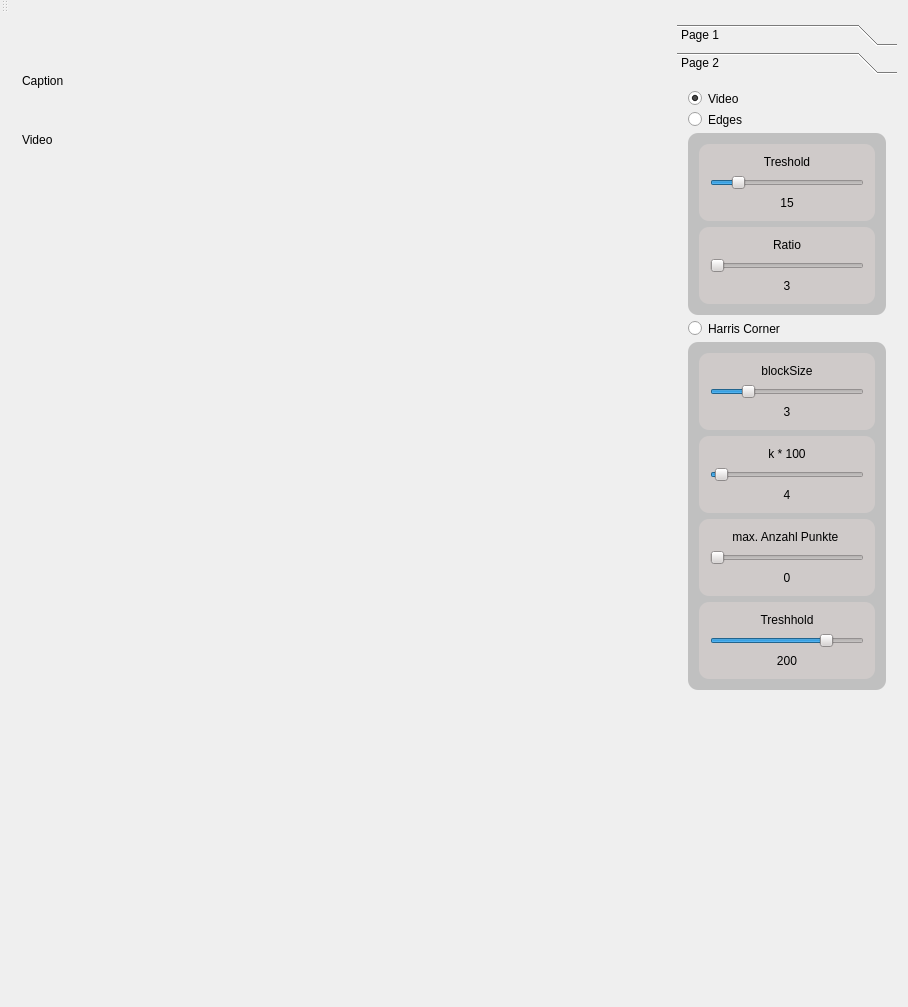
The window that mainwindow.ui (TanteTroll/opencv_test) describes before a commit, drawn with Qt 5.
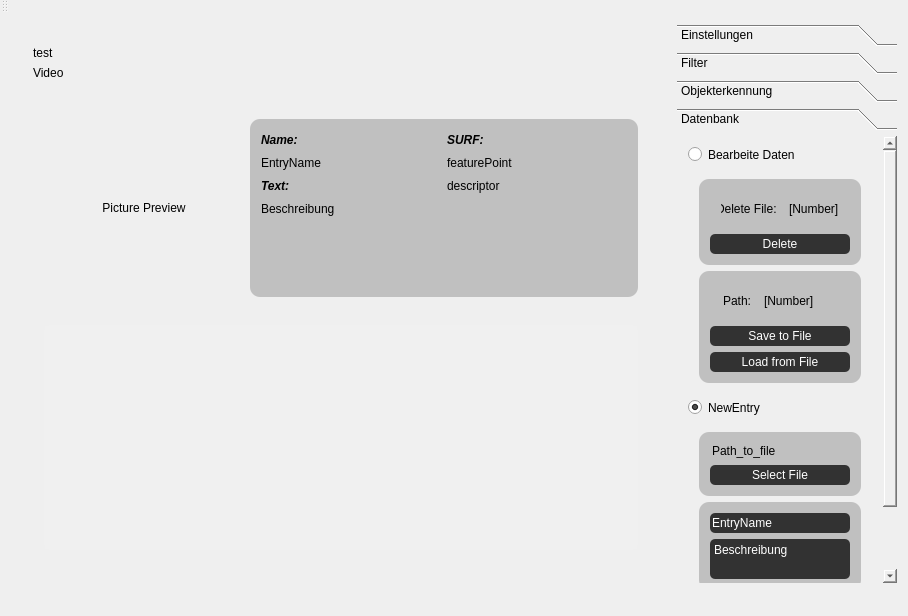
The same window after the commit.

The edit to the form file:
```diff
--- a/mainwindow.ui
+++ b/mainwindow.ui
@@ -7,9 +7,15 @@
     <x>0</x>
     <y>0</y>
     <width>908</width>
-    <height>1007</height>
+    <height>616</height>
    </rect>
   </property>
+  <property name="sizePolicy">
+   <sizepolicy hsizetype="Minimum" vsizetype="Minimum">
+    <horstretch>0</horstretch>
+    <verstretch>0</verstretch>
+   </sizepolicy>
+  </property>
   <property name="windowTitle">
    <string>MainWindow</string>
   </property>
@@ -29,31 +35,237 @@
    <layout class="QHBoxLayout" name="horizontalLayout" stretch="9,3">
     <item>
      <widget class="QWidget" name="widget" native="true">
-      <layout class="QVBoxLayout" name="verticalLayout" stretch="1,9">
+      <layout class="QVBoxLayout" name="verticalLayout" stretch="0,0">
        <item>
-        <widget class="QLabel" name="label_caption">
-         <property name="maximumSize">
-          <size>
-           <width>16777215</width>
-           <height>16777215</height>
-          </size>
-         </property>
-         <property name="text">
-          <string>Caption</string>
-         </property>
+        <widget class="QWidget" name="ContentWidget_Video" native="true">
+         <layout class="QVBoxLayout" name="verticalLayout_17">
+          <item>
+           <widget class="QLabel" name="label_caption">
+            <property name="maximumSize">
+             <size>
+              <width>16777215</width>
+              <height>16777215</height>
+             </size>
+            </property>
+            <property name="text">
+             <string>test</string>
+            </property>
+           </widget>
+          </item>
+          <item>
+           <widget class="QLabel" name="label_image">
+            <property name="frameShadow">
+             <enum>QFrame::Sunken</enum>
+            </property>
+            <property name="text">
+             <string>Video</string>
+            </property>
+            <property name="alignment">
+             <set>Qt::AlignLeading|Qt::AlignLeft|Qt::AlignTop</set>
+            </property>
+           </widget>
+          </item>
+         </layout>
         </widget>
        </item>
        <item>
-        <widget class="QLabel" name="label_image">
-         <property name="frameShadow">
-          <enum>QFrame::Sunken</enum>
-         </property>
-         <property name="text">
-          <string>Video</string>
-         </property>
-         <property name="alignment">
-          <set>Qt::AlignLeading|Qt::AlignLeft|Qt::AlignTop</set>
-         </property>
+        <widget class="QWidget" name="ContentWidget_Data" native="true">
+         <layout class="QVBoxLayout" name="verticalLayout_19">
+          <item>
+           <widget class="QWidget" name="DBView_SingleEntry" native="true">
+            <property name="minimumSize">
+             <size>
+              <width>0</width>
+              <height>200</height>
+             </size>
+            </property>
+            <property name="maximumSize">
+             <size>
+              <width>16777215</width>
+              <height>200</height>
+             </size>
+            </property>
+            <layout class="QGridLayout" name="gridLayout">
+             <item row="0" column="0">
+              <widget class="QLabel" name="DBView_SingleEntry_Picture">
+               <property name="minimumSize">
+                <size>
+                 <width>0</width>
+                 <height>0</height>
+                </size>
+               </property>
+               <property name="maximumSize">
+                <size>
+                 <width>200</width>
+                 <height>200</height>
+                </size>
+               </property>
+               <property name="text">
+                <string>Picture Preview</string>
+               </property>
+               <property name="alignment">
+                <set>Qt::AlignCenter</set>
+               </property>
+              </widget>
+             </item>
+             <item row="0" column="1">
+              <widget class="QWidget" name="DBView_SingleEntry_Data" native="true">
+               <property name="enabled">
+                <bool>true</bool>
+               </property>
+               <property name="maximumSize">
+                <size>
+                 <width>16777215</width>
+                 <height>200</height>
+                </size>
+               </property>
+               <property name="styleSheet">
+                <string notr="true">background-color: #C0C0C0;
+border-radius: 10px;</string>
+               </property>
+               <layout class="QGridLayout" name="gridLayout_2">
+                <property name="sizeConstraint">
+                 <enum>QLayout::SetDefaultConstraint</enum>
+                </property>
+                <item row="0" column="0">
+                 <widget class="QLabel" name="DBView_SingleEntry_Data_Namelabel">
+                  <property name="minimumSize">
+                   <size>
+                    <width>0</width>
+                    <height>20</height>
+                   </size>
+                  </property>
+                  <property name="font">
+                   <font>
+                    <weight>75</weight>
+                    <italic>true</italic>
+                    <bold>true</bold>
+                   </font>
+                  </property>
+                  <property name="text">
+                   <string>Name:</string>
+                  </property>
+                 </widget>
+                </item>
+                <item row="1" column="0">
+                 <widget class="QLabel" name="DBView_SingleEntry_Data_Name">
+                  <property name="text">
+                   <string>EntryName</string>
+                  </property>
+                 </widget>
+                </item>
+                <item row="2" column="0">
+                 <widget class="QLabel" name="DBView_SingleEntry_Data_textlabel">
+                  <property name="minimumSize">
+                   <size>
+                    <width>0</width>
+                    <height>20</height>
+                   </size>
+                  </property>
+                  <property name="font">
+                   <font>
+                    <weight>75</weight>
+                    <italic>true</italic>
+                    <bold>true</bold>
+                   </font>
+                  </property>
+                  <property name="text">
+                   <string>Text:</string>
+                  </property>
+                 </widget>
+                </item>
+                <item row="2" column="1">
+                 <widget class="QLabel" name="DBView_SingleEntry_Data_SURFDESC">
+                  <property name="text">
+                   <string>descriptor</string>
+                  </property>
+                 </widget>
+                </item>
+                <item row="3" column="0">
+                 <widget class="QLabel" name="DBView_SingleEntry_Data_Text">
+                  <property name="text">
+                   <string>Beschreibung</string>
+                  </property>
+                 </widget>
+                </item>
+                <item row="0" column="1">
+                 <widget class="QLabel" name="DBView_SingleEntry_Data_SURFlabel">
+                  <property name="minimumSize">
+                   <size>
+                    <width>0</width>
+                    <height>20</height>
+                   </size>
+                  </property>
+                  <property name="font">
+                   <font>
+                    <weight>75</weight>
+                    <italic>true</italic>
+                    <bold>true</bold>
+                   </font>
+                  </property>
+                  <property name="frameShape">
+                   <enum>QFrame::Box</enum>
+                  </property>
+                  <property name="frameShadow">
+                   <enum>QFrame::Raised</enum>
+                  </property>
+                  <property name="midLineWidth">
+                   <number>1</number>
+                  </property>
+                  <property name="text">
+                   <string>SURF:</string>
+                  </property>
+                 </widget>
+                </item>
+                <item row="1" column="1">
+                 <widget class="QLabel" name="DBView_SingleEntry_Data_SURFFP">
+                  <property name="text">
+                   <string>featurePoint</string>
+                  </property>
+                 </widget>
+                </item>
+                <item row="4" column="0">
+                 <spacer name="verticalSpacer_7">
+                  <property name="orientation">
+                   <enum>Qt::Vertical</enum>
+                  </property>
+                  <property name="sizeHint" stdset="0">
+                   <size>
+                    <width>20</width>
+                    <height>40</height>
+                   </size>
+                  </property>
+                 </spacer>
+                </item>
+               </layout>
+              </widget>
+             </item>
+            </layout>
+           </widget>
+          </item>
+          <item>
+           <widget class="QWidget" name="DBView_DB" native="true">
+            <layout class="QVBoxLayout" name="verticalLayout_20">
+             <item>
+              <widget class="QTableWidget" name="tableWidget">
+               <property name="sizePolicy">
+                <sizepolicy hsizetype="Minimum" vsizetype="Expanding">
+                 <horstretch>0</horstretch>
+                 <verstretch>0</verstretch>
+                </sizepolicy>
+               </property>
+               <property name="styleSheet">
+                <string notr="true">background-color: #F0F0F0;</string>
+               </property>
+               <property name="frameShape">
+                <enum>QFrame::NoFrame</enum>
+               </property>
+              </widget>
+             </item>
+            </layout>
+           </widget>
+          </item>
+         </layout>
         </widget>
        </item>
       </layout>
@@ -73,6 +285,19 @@
       <property name="contextMenuPolicy">
        <enum>Qt::NoContextMenu</enum>
       </property>
+      <property name="styleSheet">
+       <string notr="true">background: qlineargradient(x1: 0, y1: 0, x2: 0, y2: 1,
+stop: 0 #E1E1E1, stop: 0.4 #DDDDDD,
+stop: 0.5 #D8D8D8, stop: 1.0 #D3D3D3);
+border-radius: 5px;
+
+
+QToolBox::tab:selected {
+color: black;
+}
+
+</string>
+      </property>
       <property name="frameShape">
        <enum>QFrame::WinPanel</enum>
       </property>
@@ -80,9 +305,9 @@
        <enum>QFrame::Raised</enum>
       </property>
       <property name="currentIndex">
-       <number>1</number>
+       <number>3</number>
       </property>
-      <widget class="QWidget" name="page">
+      <widget class="QWidget" name="page_settings">
        <property name="geometry">
         <rect>
          <x>0</x>
@@ -92,7 +317,7 @@
         </rect>
        </property>
        <attribute name="label">
-        <string>Page 1</string>
+        <string>Einstellungen</string>
        </attribute>
        <layout class="QVBoxLayout" name="verticalLayout_2" stretch="0,1,1,1,0,0,0,10">
         <property name="sizeConstraint">
@@ -239,12 +464,12 @@
         <rect>
          <x>0</x>
          <y>0</y>
-         <width>221</width>
-         <height>884</height>
+         <width>204</width>
+         <height>615</height>
         </rect>
        </property>
        <attribute name="label">
-        <string>Page 2</string>
+        <string>Filter</string>
        </attribute>
        <layout class="QVBoxLayout" name="verticalLayout_3">
         <item>
@@ -273,7 +498,7 @@
            <string notr="true">background-color: #C0C0C0;
 border-radius: 10px;</string>
           </property>
-          <layout class="QVBoxLayout" name="verticalLayout_4">
+          <layout class="QVBoxLayout" name="verticalLayout_7">
            <item>
             <widget class="QWidget" name="widget_3" native="true">
              <property name="styleSheet">
@@ -282,7 +507,56 @@
              </property>
              <layout class="QVBoxLayout" name="verticalLayout_6">
               <item>
-               <widget class="QLabel" name="label_6">
+               <widget class="QLabel" name="label_9">
+                <property name="text">
+                 <string>ratio</string>
+                </property>
+                <property name="alignment">
+                 <set>Qt::AlignCenter</set>
+                </property>
+               </widget>
+              </item>
+              <item>
+               <widget class="QSlider" name="edges_ratio">
+                <property name="minimum">
+                 <number>3</number>
+                </property>
+                <property name="maximum">
+                 <number>10</number>
+                </property>
+                <property name="value">
+                 <number>3</number>
+                </property>
+                <property name="orientation">
+                 <enum>Qt::Horizontal</enum>
+                </property>
+               </widget>
+              </item>
+              <item>
+               <widget class="QLabel" name="Harris_Treshold_label_2">
+                <property name="styleSheet">
+                 <string notr="true"/>
+                </property>
+                <property name="text">
+                 <string>3</string>
+                </property>
+                <property name="alignment">
+                 <set>Qt::AlignCenter</set>
+                </property>
+               </widget>
+              </item>
+             </layout>
+            </widget>
+           </item>
+           <item>
+            <widget class="QWidget" name="widget_10" native="true">
+             <property name="styleSheet">
+              <string notr="true">background-color: #CFCAC9;
+border-radius: 10px;</string>
+             </property>
+             <layout class="QVBoxLayout" name="verticalLayout_16">
+              <item>
+               <widget class="QLabel" name="label_13">
                 <property name="text">
                  <string>Treshold</string>
                 </property>
@@ -293,60 +567,14 @@
               </item>
               <item>
                <widget class="QSlider" name="Edges_Threshold">
-                <property name="maximum">
-                 <number>100</number>
-                </property>
-                <property name="value">
-                 <number>15</number>
-                </property>
-                <property name="orientation">
-                 <enum>Qt::Horizontal</enum>
-                </property>
-               </widget>
-              </item>
-              <item>
-               <widget class="QLabel" name="Edge_Treshold_label">
-                <property name="styleSheet">
-                 <string notr="true"/>
-                </property>
-                <property name="text">
-                 <string>15</string>
-                </property>
-                <property name="alignment">
-                 <set>Qt::AlignCenter</set>
-                </property>
-               </widget>
-              </item>
-             </layout>
-            </widget>
-           </item>
-           <item>
-            <widget class="QWidget" name="widget_4" native="true">
-             <property name="styleSheet">
-              <string notr="true">background-color: #CFCAC9;
-border-radius: 10px;</string>
-             </property>
-             <layout class="QVBoxLayout" name="verticalLayout_7">
-              <item>
-               <widget class="QLabel" name="label_7">
-                <property name="text">
-                 <string>Ratio</string>
-                </property>
-                <property name="alignment">
-                 <set>Qt::AlignCenter</set>
-                </property>
-               </widget>
-              </item>
-              <item>
-               <widget class="QSlider" name="edges_ratio">
                 <property name="minimum">
-                 <number>3</number>
+                 <number>1</number>
                 </property>
                 <property name="maximum">
                  <number>10</number>
                 </property>
                 <property name="value">
-                 <number>3</number>
+                 <number>4</number>
                 </property>
                 <property name="orientation">
                  <enum>Qt::Horizontal</enum>
@@ -354,9 +582,9 @@
                </widget>
               </item>
               <item>
-               <widget class="QLabel" name="edges_ratio_label">
+               <widget class="QLabel" name="Harris_ratio_label_5">
                 <property name="text">
-                 <string>3</string>
+                 <string>4</string>
                 </property>
                 <property name="alignment">
                  <set>Qt::AlignCenter</set>
@@ -597,6 +825,510 @@
         </item>
        </layout>
       </widget>
+      <widget class="QWidget" name="page_objektrec">
+       <property name="geometry">
+        <rect>
+         <x>0</x>
+         <y>0</y>
+         <width>221</width>
+         <height>439</height>
+        </rect>
+       </property>
+       <attribute name="label">
+        <string>Objekterkennung</string>
+       </attribute>
+       <layout class="QVBoxLayout" name="verticalLayout_9">
+        <item>
+         <widget class="QToolBox" name="toolBox_2">
+          <property name="styleSheet">
+           <string notr="true">background-color: #C5C5C5;
+border-radius: 5px;</string>
+          </property>
+          <property name="currentIndex">
+           <number>1</number>
+          </property>
+          <widget class="QWidget" name="page">
+           <property name="geometry">
+            <rect>
+             <x>0</x>
+             <y>0</y>
+             <width>203</width>
+             <height>367</height>
+            </rect>
+           </property>
+           <attribute name="label">
+            <string>Anzeige</string>
+           </attribute>
+           <layout class="QVBoxLayout" name="verticalLayout_13">
+            <item>
+             <widget class="QRadioButton" name="radioButton">
+              <property name="text">
+               <string>Video</string>
+              </property>
+             </widget>
+            </item>
+            <item>
+             <widget class="QRadioButton" name="radioButton_2">
+              <property name="text">
+               <string>Feature Points</string>
+              </property>
+             </widget>
+            </item>
+            <item>
+             <widget class="QRadioButton" name="radioButton_3">
+              <property name="text">
+               <string>Feature Discriptor</string>
+              </property>
+             </widget>
+            </item>
+            <item>
+             <widget class="QRadioButton" name="radioButton_4">
+              <property name="text">
+               <string>Komperator</string>
+              </property>
+             </widget>
+            </item>
+            <item>
+             <spacer name="verticalSpacer_4">
+              <property name="orientation">
+               <enum>Qt::Vertical</enum>
+              </property>
+              <property name="sizeHint" stdset="0">
+               <size>
+                <width>20</width>
+                <height>40</height>
+               </size>
+              </property>
+             </spacer>
+            </item>
+           </layout>
+          </widget>
+          <widget class="QWidget" name="page_4">
+           <property name="geometry">
+            <rect>
+             <x>0</x>
+             <y>0</y>
+             <width>203</width>
+             <height>367</height>
+            </rect>
+           </property>
+           <attribute name="label">
+            <string>Feature Points</string>
+           </attribute>
+           <layout class="QVBoxLayout" name="verticalLayout_14">
+            <item>
+             <widget class="QRadioButton" name="radioButton_5">
+              <property name="text">
+               <string>SURF</string>
+              </property>
+             </widget>
+            </item>
+            <item>
+             <widget class="QWidget" name="surf_hide" native="true">
+              <property name="autoFillBackground">
+               <bool>false</bool>
+              </property>
+              <property name="styleSheet">
+               <string notr="true">background-color: #C0C0C0;
+border-radius: 10px;</string>
+              </property>
+              <layout class="QVBoxLayout" name="verticalLayout_4">
+               <item>
+                <widget class="QWidget" name="widget_3" native="true">
+                 <property name="styleSheet">
+                  <string notr="true">background-color: #CFCAC9;
+border-radius: 10px;</string>
+                 </property>
+                 <layout class="QVBoxLayout" name="verticalLayout_6">
+                  <item>
+                   <widget class="QLabel" name="label_6">
+                    <property name="text">
+                     <string>min Hessian</string>
+                    </property>
+                    <property name="alignment">
+                     <set>Qt::AlignCenter</set>
+                    </property>
+                   </widget>
+                  </item>
+                  <item>
+                   <widget class="QSlider" name="slider">
+                    <property name="maximum">
+                     <number>1000</number>
+                    </property>
+                    <property name="value">
+                     <number>400</number>
+                    </property>
+                    <property name="orientation">
+                     <enum>Qt::Horizontal</enum>
+                    </property>
+                   </widget>
+                  </item>
+                  <item>
+                   <widget class="QLabel" name="Edge_Treshold_label">
+                    <property name="styleSheet">
+                     <string notr="true"/>
+                    </property>
+                    <property name="text">
+                     <string>400</string>
+                    </property>
+                    <property name="alignment">
+                     <set>Qt::AlignCenter</set>
+                    </property>
+                   </widget>
+                  </item>
+                 </layout>
+                </widget>
+               </item>
+              </layout>
+             </widget>
+            </item>
+            <item>
+             <spacer name="verticalSpacer_5">
+              <property name="orientation">
+               <enum>Qt::Vertical</enum>
+              </property>
+              <property name="sizeHint" stdset="0">
+               <size>
+                <width>20</width>
+                <height>40</height>
+               </size>
+              </property>
+             </spacer>
+            </item>
+           </layout>
+          </widget>
+         </widget>
+        </item>
+       </layout>
+      </widget>
+      <widget class="QWidget" name="page_Database">
+       <property name="geometry">
+        <rect>
+         <x>0</x>
+         <y>0</y>
+         <width>204</width>
+         <height>486</height>
+        </rect>
+       </property>
+       <attribute name="label">
+        <string>Datenbank</string>
+       </attribute>
+       <layout class="QVBoxLayout" name="verticalLayout_18">
+        <item>
+         <widget class="QRadioButton" name="Radio_Database">
+          <property name="text">
+           <string>Bearbeite Daten</string>
+          </property>
+         </widget>
+        </item>
+        <item>
+         <widget class="QWidget" name="widget_13" native="true">
+          <layout class="QVBoxLayout" name="verticalLayout_25">
+           <item>
+            <widget class="QWidget" name="widget_14" native="true">
+             <property name="sizePolicy">
+              <sizepolicy hsizetype="Preferred" vsizetype="Minimum">
+               <horstretch>0</horstretch>
+               <verstretch>0</verstretch>
+              </sizepolicy>
+             </property>
+             <property name="styleSheet">
+              <string notr="true">background-color: #C0C0C0;
+border-radius: 10px;</string>
+             </property>
+             <layout class="QVBoxLayout" name="verticalLayout_26">
+              <item>
+               <widget class="QWidget" name="widget_15" native="true">
+                <layout class="QHBoxLayout" name="horizontalLayout_2">
+                 <item>
+                  <widget class="QLineEdit" name="LineDB_pathToFile_2">
+                   <property name="text">
+                    <string>Delete File: </string>
+                   </property>
+                  </widget>
+                 </item>
+                 <item>
+                  <widget class="QLabel" name="deleteFileNumber">
+                   <property name="text">
+                    <string>[Number]</string>
+                   </property>
+                  </widget>
+                 </item>
+                </layout>
+               </widget>
+              </item>
+              <item>
+               <widget class="QPushButton" name="ButtonDB_Delete">
+                <property name="minimumSize">
+                 <size>
+                  <width>0</width>
+                  <height>20</height>
+                 </size>
+                </property>
+                <property name="styleSheet">
+                 <string notr="true">background-color: #323232;
+color: #FFFFFF;
+border-radius: 5px</string>
+                </property>
+                <property name="text">
+                 <string>Delete</string>
+                </property>
+               </widget>
+              </item>
+             </layout>
+            </widget>
+           </item>
+           <item>
+            <widget class="QWidget" name="widget_16" native="true">
+             <property name="sizePolicy">
+              <sizepolicy hsizetype="Preferred" vsizetype="Minimum">
+               <horstretch>0</horstretch>
+               <verstretch>0</verstretch>
+              </sizepolicy>
+             </property>
+             <property name="styleSheet">
+              <string notr="true">background-color: #C0C0C0;
+border-radius: 10px;</string>
+             </property>
+             <layout class="QVBoxLayout" name="verticalLayout_27">
+              <item>
+               <widget class="QWidget" name="widget_17" native="true">
+                <layout class="QHBoxLayout" name="horizontalLayout_3" stretch="3,6">
+                 <item>
+                  <widget class="QLineEdit" name="LineDB_pathToFile_3">
+                   <property name="text">
+                    <string>Path:</string>
+                   </property>
+                  </widget>
+                 </item>
+                 <item>
+                  <widget class="QLabel" name="deleteFileNumber_2">
+                   <property name="text">
+                    <string>[Number]</string>
+                   </property>
+                  </widget>
+                 </item>
+                </layout>
+               </widget>
+              </item>
+              <item>
+               <widget class="QPushButton" name="ButtonDB_SaveToFile">
+                <property name="minimumSize">
+                 <size>
+                  <width>0</width>
+                  <height>20</height>
+                 </size>
+                </property>
+                <property name="styleSheet">
+                 <string notr="true">background-color: #323232;
+color: #FFFFFF;
+border-radius: 5px</string>
+                </property>
+                <property name="text">
+                 <string>Save to File</string>
+                </property>
+               </widget>
+              </item>
+              <item>
+               <widget class="QPushButton" name="ButtonDB_LoadFromFile">
+                <property name="minimumSize">
+                 <size>
+                  <width>0</width>
+                  <height>20</height>
+                 </size>
+                </property>
+                <property name="styleSheet">
+                 <string notr="true">background-color: #323232;
+color: #FFFFFF;
+border-radius: 5px</string>
+                </property>
+                <property name="text">
+                 <string>Load from File</string>
+                </property>
+               </widget>
+              </item>
+             </layout>
+            </widget>
+           </item>
+          </layout>
+         </widget>
+        </item>
+        <item>
+         <widget class="QRadioButton" name="radio_AddEntry">
+          <property name="text">
+           <string>NewEntry</string>
+          </property>
+          <property name="checked">
+           <bool>true</bool>
+          </property>
+         </widget>
+        </item>
+        <item>
+         <widget class="QWidget" name="widget_12" native="true">
+          <layout class="QVBoxLayout" name="verticalLayout_21">
+           <item>
+            <widget class="QWidget" name="widget_2" native="true">
+             <property name="sizePolicy">
+              <sizepolicy hsizetype="Preferred" vsizetype="Minimum">
+               <horstretch>0</horstretch>
+               <verstretch>0</verstretch>
+              </sizepolicy>
+             </property>
+             <property name="styleSheet">
+              <string notr="true">background-color: #C0C0C0;
+border-radius: 10px;</string>
+             </property>
+             <layout class="QVBoxLayout" name="verticalLayout_22">
+              <item>
+               <widget class="QLineEdit" name="LineDB_pathToFile">
+                <property name="text">
+                 <string>Path_to_file</string>
+                </property>
+               </widget>
+              </item>
+              <item>
+               <widget class="QPushButton" name="ButtonDB_FileDialog">
+                <property name="minimumSize">
+                 <size>
+                  <width>0</width>
+                  <height>20</height>
+                 </size>
+                </property>
+                <property name="styleSheet">
+                 <string notr="true">background-color: #323232;
+color: #FFFFFF;
+border-radius: 5px</string>
+                </property>
+                <property name="text">
+                 <string>Select File</string>
+                </property>
+               </widget>
+              </item>
+             </layout>
+            </widget>
+           </item>
+           <item>
+            <widget class="QWidget" name="widget_4" native="true">
+             <property name="sizePolicy">
+              <sizepolicy hsizetype="Preferred" vsizetype="Minimum">
+               <horstretch>0</horstretch>
+               <verstretch>0</verstretch>
+              </sizepolicy>
+             </property>
+             <property name="styleSheet">
+              <string notr="true">background-color: #C0C0C0;
+border-radius: 10px;</string>
+             </property>
+             <layout class="QVBoxLayout" name="verticalLayout_23">
+              <item>
+               <widget class="QLineEdit" name="LineDB_EntryName">
+                <property name="minimumSize">
+                 <size>
+                  <width>0</width>
+                  <height>20</height>
+                 </size>
+                </property>
+                <property name="styleSheet">
+                 <string notr="true">background-color: #323232;
+color: #FFFFFF;
+border-radius: 5px</string>
+                </property>
+                <property name="text">
+                 <string>EntryName</string>
+                </property>
+               </widget>
+              </item>
+              <item>
+               <widget class="QPlainTextEdit" name="LineDB_EntryDescription">
+                <property name="sizePolicy">
+                 <sizepolicy hsizetype="Expanding" vsizetype="Ignored">
+                  <horstretch>0</horstretch>
+                  <verstretch>0</verstretch>
+                 </sizepolicy>
+                </property>
+                <property name="minimumSize">
+                 <size>
+                  <width>0</width>
+                  <height>40</height>
+                 </size>
+                </property>
+                <property name="styleSheet">
+                 <string notr="true">background-color: #323232;
+color: #FFFFFF;
+border-radius: 5px</string>
+                </property>
+                <property name="plainText">
+                 <string>Beschreibung</string>
+                </property>
+               </widget>
+              </item>
+             </layout>
+            </widget>
+           </item>
+           <item>
+            <widget class="QWidget" name="widget_11" native="true">
+             <property name="sizePolicy">
+              <sizepolicy hsizetype="Preferred" vsizetype="Minimum">
+               <horstretch>0</horstretch>
+               <verstretch>0</verstretch>
+              </sizepolicy>
+             </property>
+             <property name="styleSheet">
+              <string notr="true">background-color: #C0C0C0;
+border-radius: 10px;</string>
+             </property>
+             <layout class="QVBoxLayout" name="verticalLayout_24">
+              <item>
+               <widget class="QPushButton" name="LineDB_accept">
+                <property name="minimumSize">
+                 <size>
+                  <width>0</width>
+                  <height>20</height>
+                 </size>
+                </property>
+                <property name="font">
+                 <font>
+                  <weight>75</weight>
+                  <bold>true</bold>
+                 </font>
+                </property>
+                <property name="autoFillBackground">
+                 <bool>false</bool>
+                </property>
+                <property name="styleSheet">
+                 <string notr="true">background-color: #323232;
+color: #FFFFFF;
+border-radius: 10px;
+
+
+</string>
+                </property>
+                <property name="text">
+                 <string>Abschicken</string>
+                </property>
+               </widget>
+              </item>
+             </layout>
+            </widget>
+           </item>
+          </layout>
+         </widget>
+        </item>
+        <item>
+         <spacer name="verticalSpacer_6">
+          <property name="orientation">
+           <enum>Qt::Vertical</enum>
+          </property>
+          <property name="sizeHint" stdset="0">
+           <size>
+            <width>20</width>
+            <height>40</height>
+           </size>
+          </property>
+         </spacer>
+        </item>
+       </layout>
+      </widget>
      </widget>
     </item>
    </layout>
```
Left out of the diff: 143 changed lines with no effect on the pictures.
